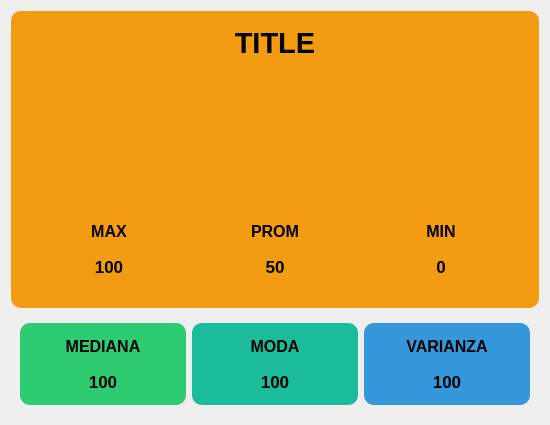
Before: the Qt Designer form src/views/Ui/dataView.ui in byron365/Cultivos-Acuaponicos, drawn with Qt 5.
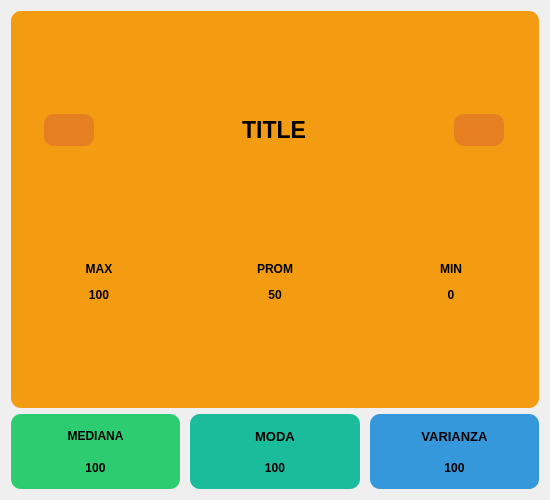
After: the same form once the commit is applied. Icons and pictures are not drawn.

Commit message: Se realizaron las funciones correspondientes para generar graficos dentro del widget DataView, se colocaron botones para cambiar el el grafico segun la fecha y ademas se agregaron todos los parametros basicos de lectura, tales como el valor max, min, promedio, mediana, varianza, moda, y se corrigieron algunos bugs

The edit to the form file:
```diff
--- a/src/views/Ui/dataView.ui
+++ b/src/views/Ui/dataView.ui
@@ -7,22 +7,21 @@
     <x>0</x>
     <y>0</y>
     <width>550</width>
-    <height>425</height>
+    <height>500</height>
    </rect>
   </property>
   <property name="maximumSize">
    <size>
     <width>600</width>
-    <height>450</height>
+    <height>500</height>
    </size>
   </property>
   <property name="windowTitle">
    <string>Form</string>
   </property>
   <property name="styleSheet">
-   <string notr="true">QWidget{
+   <string notr="true">QWidget, #graphView{
 	border-radius: 10px;
-	padding: 5px;
 	color: &quot;white&quot;;
 }
 #graphCtn{
@@ -37,6 +36,9 @@
 
 #widget_3{
 	background-color: #1abc9c;
+}
+QPushButton{
+	background-color: #e67e22;
 }</string>
   </property>
   <layout class="QVBoxLayout" name="verticalLayout_2">
@@ -45,58 +47,167 @@
      <item>
       <widget class="QWidget" name="graphCtn" native="true">
        <layout class="QVBoxLayout" name="verticalLayout_3">
+        <property name="spacing">
+         <number>0</number>
+        </property>
+        <property name="leftMargin">
+         <number>0</number>
+        </property>
+        <property name="topMargin">
+         <number>0</number>
+        </property>
+        <property name="rightMargin">
+         <number>0</number>
+        </property>
+        <property name="bottomMargin">
+         <number>0</number>
+        </property>
         <item>
-         <widget class="QLabel" name="Title">
+         <widget class="QWidget" name="horizontalWidget" native="true">
+          <property name="minimumSize">
+           <size>
+            <width>0</width>
+            <height>40</height>
+           </size>
+          </property>
           <property name="maximumSize">
            <size>
             <width>16777215</width>
-            <height>45</height>
+            <height>50</height>
            </size>
           </property>
-          <property name="font">
-           <font>
-            <pointsize>22</pointsize>
-            <bold>true</bold>
-           </font>
-          </property>
-          <property name="layoutDirection">
-           <enum>Qt::LayoutDirection::LeftToRight</enum>
-          </property>
-          <property name="text">
-           <string>TITLE</string>
-          </property>
-          <property name="alignment">
-           <set>Qt::AlignmentFlag::AlignCenter</set>
-          </property>
+          <layout class="QHBoxLayout" name="horizontalLayout_2">
+           <item>
+            <widget class="QPushButton" name="minDateBtn">
+             <property name="maximumSize">
+              <size>
+               <width>50</width>
+               <height>50</height>
+              </size>
+             </property>
+             <property name="cursor">
+              <cursorShape>PointingHandCursor</cursorShape>
+             </property>
+             <property name="text">
+              <string/>
+             </property>
+             <property name="icon">
+              <iconset resource="../../resources/resources.qrc">
+               <normaloff>:/icon/aL.png</normaloff>:/icon/aL.png</iconset>
+             </property>
+             <property name="iconSize">
+              <size>
+               <width>22</width>
+               <height>22</height>
+              </size>
+             </property>
+            </widget>
+           </item>
+           <item>
+            <widget class="QLabel" name="Title">
+             <property name="minimumSize">
+              <size>
+               <width>100</width>
+               <height>0</height>
+              </size>
+             </property>
+             <property name="maximumSize">
+              <size>
+               <width>300</width>
+               <height>35</height>
+              </size>
+             </property>
+             <property name="font">
+              <font>
+               <pointsize>17</pointsize>
+               <bold>true</bold>
+              </font>
+             </property>
+             <property name="layoutDirection">
+              <enum>Qt::LayoutDirection::LeftToRight</enum>
+             </property>
+             <property name="text">
+              <string>TITLE</string>
+             </property>
+             <property name="alignment">
+              <set>Qt::AlignmentFlag::AlignCenter</set>
+             </property>
+            </widget>
+           </item>
+           <item>
+            <widget class="QPushButton" name="maxDateBtn">
+             <property name="maximumSize">
+              <size>
+               <width>50</width>
+               <height>50</height>
+              </size>
+             </property>
+             <property name="cursor">
+              <cursorShape>PointingHandCursor</cursorShape>
+             </property>
+             <property name="text">
+              <string/>
+             </property>
+             <property name="icon">
+              <iconset resource="../../resources/resources.qrc">
+               <normaloff>:/icon/aR.png</normaloff>:/icon/aR.png</iconset>
+             </property>
+             <property name="iconSize">
+              <size>
+               <width>22</width>
+               <height>22</height>
+              </size>
+             </property>
+            </widget>
+           </item>
+          </layout>
          </widget>
         </item>
         <item>
-         <widget class="QWidget" name="graphView" native="true">
-          <property name="maximumSize">
-           <size>
-            <width>16777215</width>
-            <height>200</height>
-           </size>
+         <layout class="QVBoxLayout" name="graphView">
+          <property name="spacing">
+           <number>0</number>
           </property>
-         </widget>
+         </layout>
         </item>
         <item>
          <widget class="QWidget" name="horizontalWidget_2" native="true">
           <property name="maximumSize">
            <size>
             <width>16777215</width>
-            <height>100</height>
+            <height>65</height>
            </size>
           </property>
           <layout class="QHBoxLayout" name="horizontalLayout_3">
+           <property name="spacing">
+            <number>0</number>
+           </property>
+           <property name="leftMargin">
+            <number>0</number>
+           </property>
+           <property name="topMargin">
+            <number>0</number>
+           </property>
+           <property name="rightMargin">
+            <number>0</number>
+           </property>
+           <property name="bottomMargin">
+            <number>0</number>
+           </property>
            <item>
             <widget class="QWidget" name="widget_7" native="true">
              <layout class="QVBoxLayout" name="verticalLayout_5">
               <item>
                <widget class="QLabel" name="label">
+                <property name="maximumSize">
+                 <size>
+                  <width>16777215</width>
+                  <height>30</height>
+                 </size>
+                </property>
                 <property name="font">
                  <font>
-                  <pointsize>12</pointsize>
+                  <pointsize>9</pointsize>
                   <bold>true</bold>
                  </font>
                 </property>
@@ -110,9 +221,15 @@
               </item>
               <item>
                <widget class="QLabel" name="maxLb">
+                <property name="maximumSize">
+                 <size>
+                  <width>16777215</width>
+                  <height>30</height>
+                 </size>
+                </property>
                 <property name="font">
                  <font>
-                  <pointsize>13</pointsize>
+                  <pointsize>9</pointsize>
                   <bold>true</bold>
                  </font>
                 </property>
@@ -132,9 +249,15 @@
              <layout class="QVBoxLayout" name="verticalLayout_4">
               <item>
                <widget class="QLabel" name="label_4">
+                <property name="maximumSize">
+                 <size>
+                  <width>16777215</width>
+                  <height>30</height>
+                 </size>
+                </property>
                 <property name="font">
                  <font>
-                  <pointsize>12</pointsize>
+                  <pointsize>9</pointsize>
                   <bold>true</bold>
                  </font>
                 </property>
@@ -148,9 +271,15 @@
               </item>
               <item>
                <widget class="QLabel" name="promLb">
+                <property name="maximumSize">
+                 <size>
+                  <width>16777215</width>
+                  <height>30</height>
+                 </size>
+                </property>
                 <property name="font">
                  <font>
-                  <pointsize>13</pointsize>
+                  <pointsize>9</pointsize>
                   <bold>true</bold>
                  </font>
                 </property>
@@ -170,9 +299,15 @@
              <layout class="QVBoxLayout" name="verticalLayout_6">
               <item>
                <widget class="QLabel" name="label_5">
+                <property name="maximumSize">
+                 <size>
+                  <width>16777215</width>
+                  <height>30</height>
+                 </size>
+                </property>
                 <property name="font">
                  <font>
-                  <pointsize>12</pointsize>
+                  <pointsize>9</pointsize>
                   <bold>true</bold>
                  </font>
                 </property>
@@ -186,9 +321,15 @@
               </item>
               <item>
                <widget class="QLabel" name="minLb">
+                <property name="maximumSize">
+                 <size>
+                  <width>16777215</width>
+                  <height>30</height>
+                 </size>
+                </property>
                 <property name="font">
                  <font>
-                  <pointsize>13</pointsize>
+                  <pointsize>9</pointsize>
                   <bold>true</bold>
                  </font>
                 </property>
@@ -214,10 +355,25 @@
        <property name="maximumSize">
         <size>
          <width>600</width>
-         <height>100</height>
+         <height>75</height>
         </size>
        </property>
        <layout class="QHBoxLayout" name="horizontalLayout">
+        <property name="spacing">
+         <number>10</number>
+        </property>
+        <property name="leftMargin">
+         <number>0</number>
+        </property>
+        <property name="topMargin">
+         <number>0</number>
+        </property>
+        <property name="rightMargin">
+         <number>0</number>
+        </property>
+        <property name="bottomMargin">
+         <number>0</number>
+        </property>
         <item>
          <widget class="QWidget" name="widget_2" native="true">
           <layout class="QVBoxLayout" name="verticalLayout_7">
@@ -225,7 +381,7 @@
             <widget class="QLabel" name="label_7">
              <property name="font">
               <font>
-               <pointsize>12</pointsize>
+               <pointsize>9</pointsize>
                <bold>true</bold>
               </font>
              </property>
@@ -241,7 +397,7 @@
             <widget class="QLabel" name="medLb">
              <property name="font">
               <font>
-               <pointsize>13</pointsize>
+               <pointsize>9</pointsize>
                <bold>true</bold>
               </font>
              </property>
@@ -263,7 +419,7 @@
             <widget class="QLabel" name="label_9">
              <property name="font">
               <font>
-               <pointsize>12</pointsize>
+               <pointsize>10</pointsize>
                <bold>true</bold>
               </font>
              </property>
@@ -279,7 +435,7 @@
             <widget class="QLabel" name="modLb">
              <property name="font">
               <font>
-               <pointsize>13</pointsize>
+               <pointsize>9</pointsize>
                <bold>true</bold>
               </font>
              </property>
@@ -301,7 +457,7 @@
             <widget class="QLabel" name="label_11">
              <property name="font">
               <font>
-               <pointsize>12</pointsize>
+               <pointsize>10</pointsize>
                <bold>true</bold>
               </font>
              </property>
@@ -317,7 +473,7 @@
             <widget class="QLabel" name="varLb">
              <property name="font">
               <font>
-               <pointsize>13</pointsize>
+               <pointsize>9</pointsize>
                <bold>true</bold>
               </font>
              </property>
```
Left out of the diff: 4 changed lines with no effect on the pictures. The commit also changes 37 other files.
